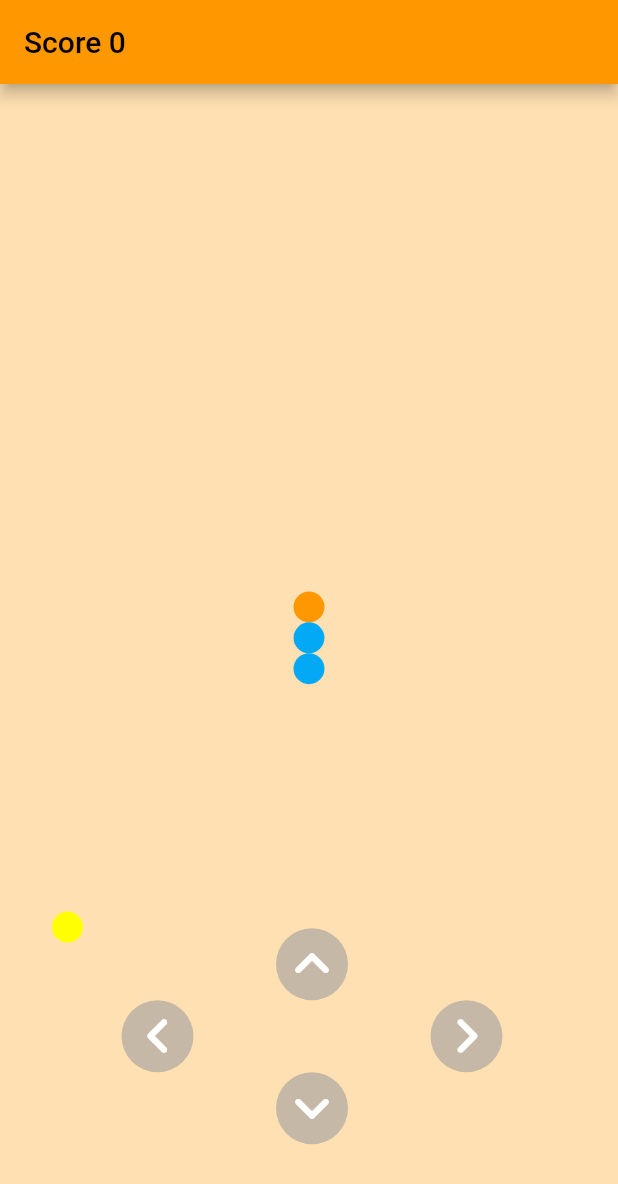
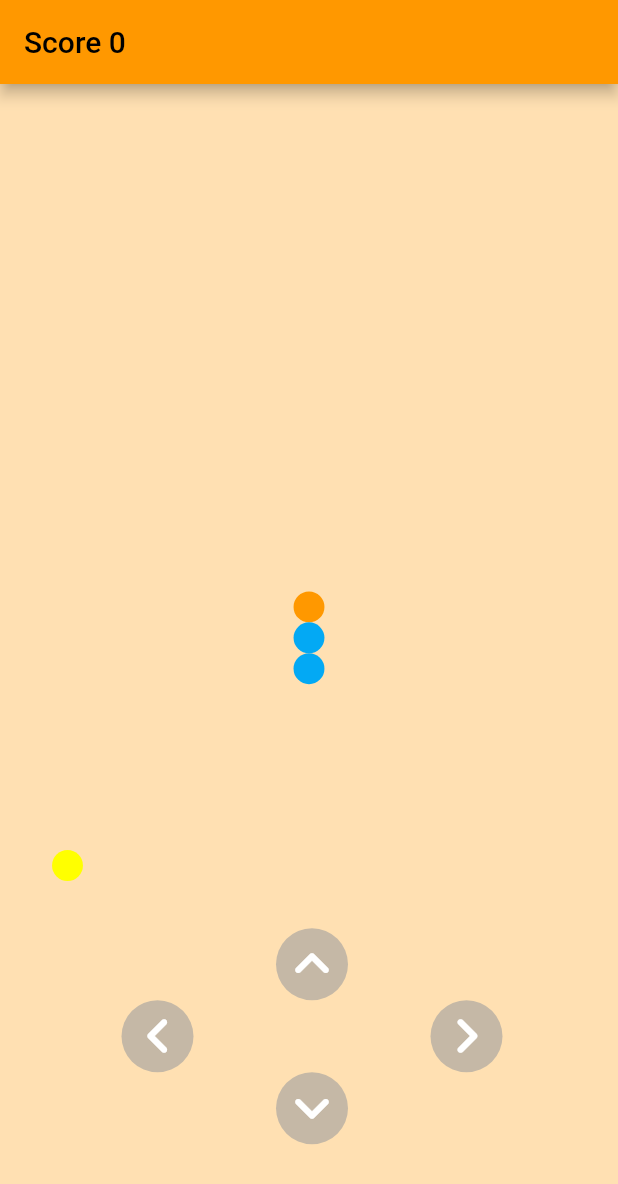
Before and after one commit to kenmaready/flutter_snake, a Flutter app: the screen it shows after launch, on a phone screen of 412 x 824 dp. Shown: the top 1184 px of the screen. Run offline on Flutter 3.47's test engine with Material 2 defaults, Android fonts, the phone set to English and light mode, and no system bars.

Commit message:
Basic gameplay completed and working

```diff
--- a/lib/collision_check.dart
+++ b/lib/collision_check.dart
@@ -15,10 +15,10 @@
       oneRight - 0.001 > twoLeft && oneLeft + 0.001 < twoRight;
   bool verticalCrossing =
       oneBottom - 0.001 > twoTop && oneTop + 0.001 < twoBottom;
-  print(
-      "one: [$oneTop, $oneRight, $oneBottom, $oneLeft], two: [$twoTop, $twoRight, $twoBottom, $twoLeft]");
-  print(
-      "horizontalCrossing: ${horizontalCrossing.toString()}, verticalCrossing: ${verticalCrossing.toString()}");
+  // print(
+  //     "one: [$oneTop, $oneRight, $oneBottom, $oneLeft], two: [$twoTop, $twoRight, $twoBottom, $twoLeft]");
+  // print(
+  //     "horizontalCrossing: ${horizontalCrossing.toString()}, verticalCrossing: ${verticalCrossing.toString()}");
 
   return (horizontalCrossing && verticalCrossing);
 }
--- a/lib/control_panel.dart
+++ b/lib/control_panel.dart
@@ -59,7 +59,6 @@
   Widget build(BuildContext context) {
     final deviceSize = MediaQuery.of(context).size;
     final appBarHeight = AppBar().preferredSize.height;
-    print("AppBar() height: $appBarHeight");
     final height = deviceSize.height - appBarHeight;
     final width = deviceSize.width;
     final panelCenterX = width / 2;
--- a/lib/food.dart
+++ b/lib/food.dart
@@ -17,7 +17,11 @@
   }) {
     final _random = new Random();
     this.x = (_random.nextDouble() * screenWidth).round() * 1.0;
-    this.y = (_random.nextDouble() * screenHeight).round() * 1.0;
+    this.y =
+        (_random.nextDouble() * (screenHeight - AppBar().preferredSize.height))
+                .round() *
+            1.0;
+    print("New Food spawning at [$x, $y]...");
   }
 
   Widget draw() {
@@ -26,7 +30,7 @@
         width: gridSize,
         left: x - gridSize / 2,
         top: y - gridSize / 2,
-        child: CircleAvatar(
+        child: const CircleAvatar(
           backgroundColor: Colors.yellowAccent,
         ));
   }
--- a/lib/game.dart
+++ b/lib/game.dart
@@ -16,7 +16,7 @@
 class _GameState extends State<Game> {
   late Snake snake;
   late Food food;
-  late Timer timer;
+  Timer timer = Timer(const Duration(milliseconds: 1), () {});
   late double width;
   late double height;
   late double gridSize;
@@ -25,19 +25,26 @@
 
   void update() {
     snake.advance();
-    print("timer...");
     if (snake.isEating(food)) {
       score += 10;
       food = Food.spawn(
           screenHeight: height, screenWidth: width, gridSize: gridSize);
       snake.addPiece();
       speed += 1;
+      print("Speed is now $speed");
+      setTimer();
     }
     if (snake.hitItself()) {
       print("D'oh! Hit myself!");
       startGame();
     }
     setState(() {});
+  }
+
+  void setTimer() {
+    timer.cancel();
+    timer = Timer.periodic(
+        Duration(milliseconds: 210 - (10 * speed)), (timer) => update());
   }
 
   @override
@@ -63,9 +70,9 @@
         screenHeight: height);
     food = Food.spawn(
         screenHeight: height, screenWidth: width, gridSize: gridSize);
-    timer = Timer.periodic(
-        Duration(milliseconds: 210 - (10 * speed)), (timer) => update());
+    setTimer();
     setState(() {});
+    print("Speed is now $speed");
   }
 
   @override
@@ -80,6 +87,6 @@
                     food.draw(),
                     ControlPanel(onPressed: snake.changeDirection)
                   ])
-                : CircularProgressIndicator()));
+                : const CircularProgressIndicator()));
   }
 }
--- a/lib/main.dart
+++ b/lib/main.dart
@@ -42,8 +42,6 @@
 
   @override
   Widget build(BuildContext context) {
-    return Scaffold(
-      body: const Game(),
-    );
+    return Game();
   }
 }
--- a/lib/snake.dart
+++ b/lib/snake.dart
@@ -119,9 +119,7 @@
 
   bool hitItself() {
     for (int i = 1; i < pieces.length; i++) {
-      print("Checking piece $i...");
       if (collisionCheck(pieces[0], pieces[i], gridSize)) {
-        print("hit on piece $i");
         return true;
       }
     }
```
